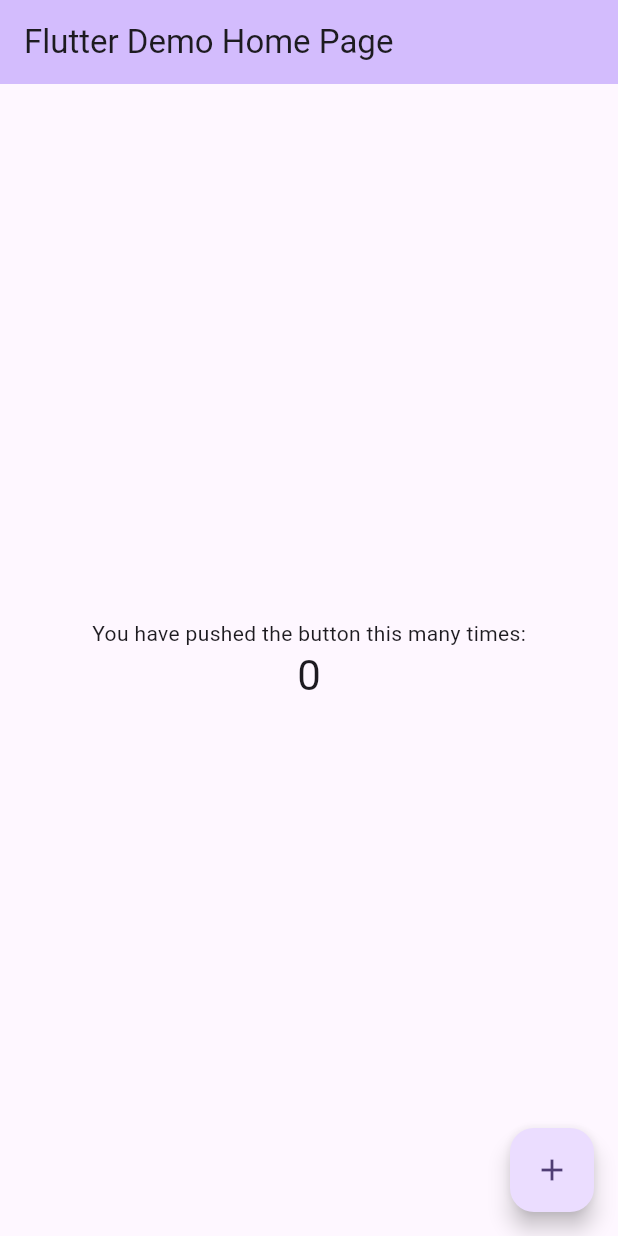
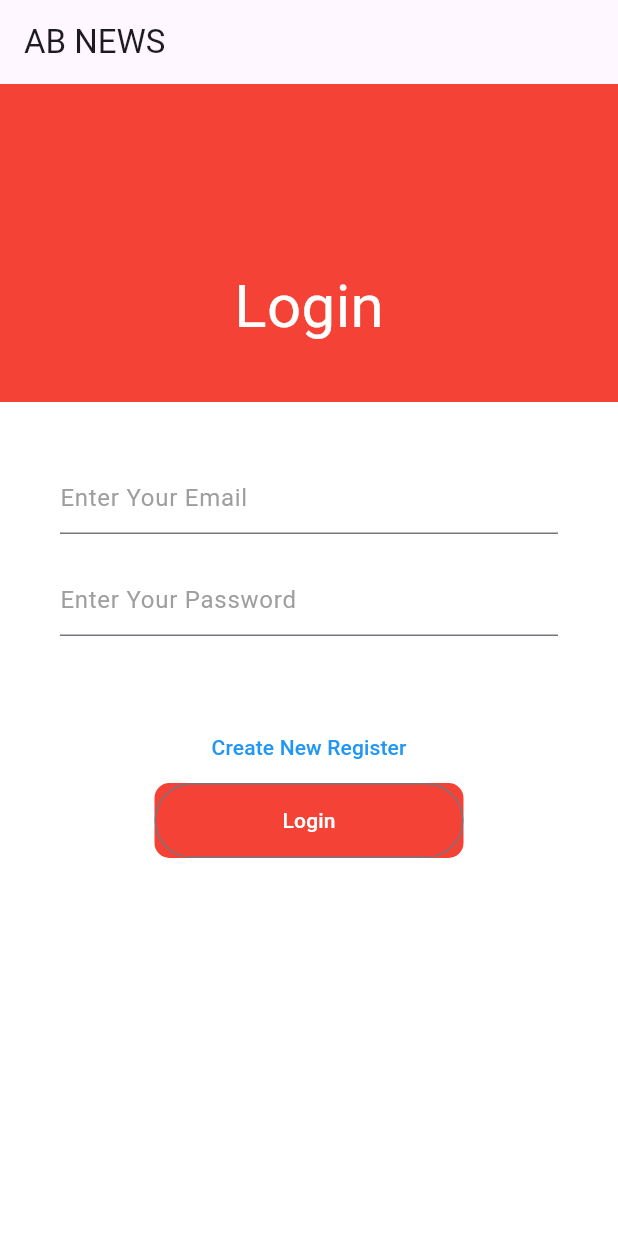
Before and after one commit to kay-ab/ab_project, a Flutter app: the screen it shows after launch, on a phone screen of 412 x 824 dp. Run offline on Flutter 3.47's test engine with Material 3 defaults, Android fonts, the phone set to English and light mode, and no system bars; missing offline and left inert: dart:js.

Commit message:
Add Login page

```diff
--- a/analysis_options.yaml
+++ b/analysis_options.yaml
@@ -7,7 +7,7 @@
 
 # The following line activates a set of recommended lints for Flutter apps,
 # packages, and plugins designed to encourage good coding practices.
-include: package:flutter_lints/flutter.yaml
+# include: package:flutter_lints/flutter.yaml
 
 linter:
   # The lint rules applied to this project can be customized in the
--- /dev/null
+++ b/lib/auth/login_status.dart
@@ -0,0 +1,5 @@
+import 'package:flutter/foundation.dart';
+
+class LoginStatus extends ChangeNotifier {
+  bool status = false;
+}
--- a/lib/main.dart
+++ b/lib/main.dart
@@ -1,10 +1,21 @@
-import 'package:firebase_core/firebase_core.dart';
+// import 'package:firebase_core/firebase_core.dart';
+import 'dart:js';
+
+import 'package:ab_project/auth/login_status.dart';
+import 'package:ab_project/ui/login_screen.dart';
 import 'package:flutter/material.dart';
+import 'package:provider/provider.dart';
 
 void main() async {
   WidgetsFlutterBinding.ensureInitialized();
-  await Firebase.initializeApp();
-  runApp(const MyApp());
+  // await Firebase.initializeApp();
+  runApp(
+    MultiProvider(providers: [
+      ChangeNotifierProvider(create: (context) => LoginStatus()),
+    ],
+    child: MyApp(),
+    )
+  );
 }
 
 class MyApp extends StatelessWidget {
@@ -14,12 +25,11 @@ class MyApp extends StatelessWidget {
   @override
   Widget build(BuildContext context) {
     return MaterialApp(
-      title: 'Flutter Demo',
+      title: 'AB News',
       theme: ThemeData(
-        colorScheme: ColorScheme.fromSeed(seedColor: Colors.deepPurple),
-        useMaterial3: true,
+        primarySwatch: Colors.red,
       ),
-      home: const MyHomePage(title: 'Flutter Demo Home Page'),
+      home: const MyHomePage(title: 'AB News'),
     );
   }
 }
@@ -34,40 +44,12 @@ class MyHomePage extends StatefulWidget {
 }
 
 class _MyHomePageState extends State<MyHomePage> {
-  int _counter = 0;
-
-  void _incrementCounter() {
-    setState(() {
-      _counter++;
-    });
-  }
 
   @override
   Widget build(BuildContext context) {
+    bool status = Provider.of<LoginStatus>(context).status;
     return Scaffold(
-      appBar: AppBar(
-        backgroundColor: Theme.of(context).colorScheme.inversePrimary,
-        title: Text(widget.title),
-      ),
-      body: Center(
-        child: Column(
-          mainAxisAlignment: MainAxisAlignment.center,
-          children: <Widget>[
-            const Text(
-              'You have pushed the button this many times:',
-            ),
-            Text(
-              '$_counter',
-              style: Theme.of(context).textTheme.headlineMedium,
-            ),
-          ],
-        ),
-      ),
-      floatingActionButton: FloatingActionButton(
-        onPressed: _incrementCounter,
-        tooltip: 'Increment',
-        child: const Icon(Icons.add),
-      ), // This trailing comma makes auto-formatting nicer for build methods.
+      body: (status) ? Container(child: Text('Hello'),) : LoginScreen()
     );
   }
 }
--- /dev/null
+++ b/lib/ui/login_screen.dart
@@ -0,0 +1,112 @@
+import 'package:flutter/material.dart';
+
+class LoginScreen extends StatefulWidget {
+
+  @override
+  State<LoginScreen> createState() => _LoginScreenState();
+}
+
+class _LoginScreenState extends State<LoginScreen> {
+  @override
+  Widget build(BuildContext context) {
+
+    final key = GlobalKey<FormState>();
+    TextEditingController emailController = TextEditingController();
+    TextEditingController passwordController = TextEditingController();
+
+    return Scaffold(
+      appBar: AppBar(title: Text('AB NEWS')),
+      body: Container(
+        decoration: BoxDecoration(color: Colors.red),
+        width: double.infinity,
+        child: Column(children: [
+          SizedBox(height: 80,),
+          Padding(padding: EdgeInsets.all(20),
+            child: Column(children: [
+              SizedBox(height: 20,),
+              Center(child: Text('Login', style: TextStyle(
+                color: Colors.white,
+                fontSize: 40,
+              ),)),
+              SizedBox(height: 15,),
+              // Center(child: Text('Please Login Here!', style: TextStyle(
+              //   color: Colors.white,
+              //   fontSize: 20
+              //  ))),
+            ]),
+          ),
+          Expanded(child: Container(
+            decoration: BoxDecoration(
+              color: Colors.white,
+            ),
+            child: Padding(padding: EdgeInsets.all(30),
+              child:SingleChildScrollView(
+                child: Column(children: [
+                  Container(
+                    decoration: BoxDecoration(
+                      color: Colors.white,
+                    ),
+                    child: Column(children: [
+                      Form(
+                        key: key,
+                        child: Column(
+                        children: [
+                          Container(
+                            padding: EdgeInsets.all(10),
+                            child: TextFormField(
+                              controller: emailController,
+                              decoration: InputDecoration(
+                                hintText: 'Enter Your Email',
+                                hintStyle: TextStyle(color: Colors.grey)
+                              ),
+                              validator: (val) {
+                                if (val == null || val.isEmpty) {
+                                  return 'Email is required.';
+                                }
+                              },
+                            ),
+                          ),
+                          Container(
+                            padding: EdgeInsets.all(10),
+                            child: TextFormField(
+                              controller: passwordController,
+                              decoration: InputDecoration(
+                                hintText: 'Enter Your Password',
+                                hintStyle: TextStyle(color: Colors.grey)
+                              ),
+                              validator: (val) {
+                                if (val == null || val.isEmpty) {
+                                  return 'Password is required.';
+                                }
+                              },
+                            ),
+                          )
+                        ],
+                      )),
+                      SizedBox(height: 40,),
+                      TextButton(onPressed: (){
+
+                      }, child: Text('Create New Register', style: TextStyle(color: Colors.blue),)),
+                      Container(
+                        decoration: BoxDecoration(
+                          color: Colors.red,
+                          borderRadius: BorderRadius.circular(10)
+                        ),
+                        height: 50,
+                        width: MediaQuery.of(context).size.width * 0.5,
+                        child: OutlinedButton(onPressed: (){
+                          if (key.currentState!.validate()) {
+                            print(emailController.text);
+                          }
+                        }, child: Text('Login', style: TextStyle(color: Colors.white),)),
+                      )
+                    ]),
+                  )
+                ]),
+              ),
+            ),))
+        ]),
+      ),
+    );
+  }
+}
--- a/pubspec.yaml
+++ b/pubspec.yaml
@@ -38,6 +38,10 @@ dependencies:
   cloud_firestore: ^4.14.0
   firebase_database: ^10.4.0
   firebase_core: ^2.24.2
+  provider: ^6.1.1
+  json_annotation: ^4.8.1
+  json_serializable: ^6.7.1
+  build_runner: ^2.4.8
 
 dev_dependencies:
   flutter_test:
```
Also changed, not shown: pubspec.lock.
